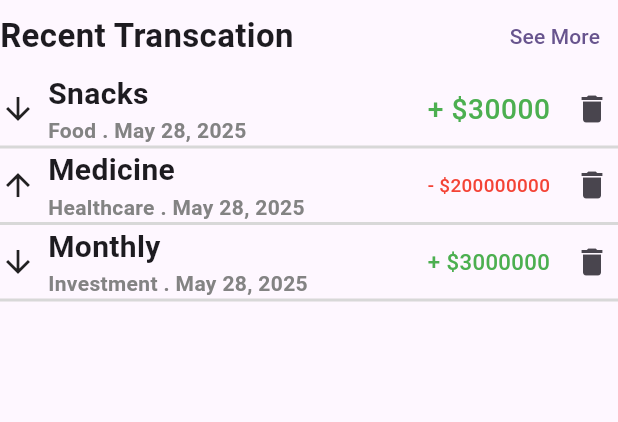
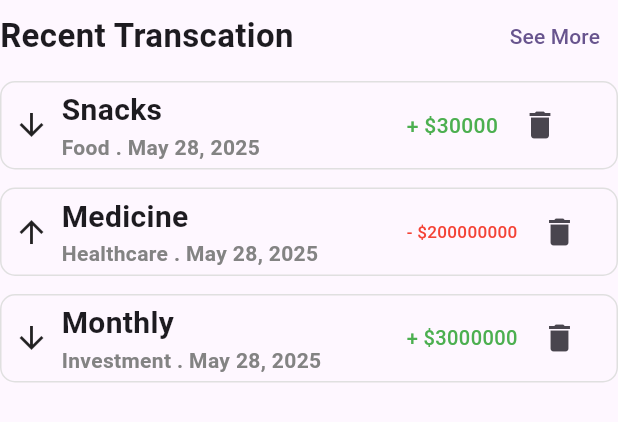
Before and after one commit to one-project-one-month/Productivity-Suite-Flutter, a Flutter app: the RecentTranscationWidget widget shown alone on an empty page, opened directly, on a phone screen of 412 x 824 dp. Shown: the top 422 px of the screen. Run offline on Flutter 3.47's test engine with Material 3 defaults, Android fonts, the phone set to English and light mode, and no system bars; our stand-ins replace flutter_riverpod, go_router.

```diff
--- a/lib/budgets/budgets.dart
+++ b/lib/budgets/budgets.dart
@@ -120,6 +120,22 @@ class AddTranscationWidget extends StatelessWidget {
   }
 }
 
+class ExpenseBreakdownWidget extends StatelessWidget {
+  const ExpenseBreakdownWidget({super.key});
+
+  @override
+  Widget build(BuildContext context) {
+    return Column(
+      children: [
+        Text(
+          "Expense Breakdown",
+          style: TextStyle(fontSize: 22, fontWeight: FontWeight.bold),
+        ),
+      ],
+    );
+  }
+}
+
 class RecentTranscationWidget extends StatelessWidget {
   RecentTranscationWidget({super.key});
   List<TranscationModel> temps = [
@@ -171,16 +187,13 @@ class RecentTranscationWidget extends StatelessWidget {
               TranscationModel obj = temps[index];
               return Container(
                 decoration: BoxDecoration(
-                  border: Border(
-                    bottom: BorderSide(
-                      color: const Color.fromARGB(255, 216, 216, 216),
-                      width: 2,
-                    ),
-                  ),
+                  borderRadius: BorderRadius.all(Radius.circular(10)),
+                  border: Border.all(color: Colors.grey.shade300),
                 ),
+                padding: EdgeInsets.symmetric(horizontal: 8, vertical: 4),
+                margin: EdgeInsets.symmetric(vertical: 6),
                 child: Row(
                   spacing: 8,
-                  // mainAxisAlignment: MainAxisAlignment.spaceBetween,
                   children: [
                     Flexible(
                       flex: 2,
@@ -212,7 +225,7 @@ class RecentTranscationWidget extends StatelessWidget {
                       ),
                     ),
 
-                    Expanded(
+                    Flexible(
                       flex: 4,
                       child: FittedBox(
                         child: Text(
@@ -229,8 +242,8 @@ class RecentTranscationWidget extends StatelessWidget {
                         ),
                       ),
                     ),
-                    Expanded(
-                      flex: 1,
+                    Flexible(
+                      flex: 2,
                       child: IconButton(
                         onPressed: () {},
                         icon: Icon(Icons.delete),
--- a/lib/main_app/config/route_config.dart
+++ b/lib/main_app/config/route_config.dart
@@ -1,7 +1,6 @@
 import 'package:go_router/go_router.dart';
 import 'package:productivity_suite_flutter/budgets/budgets.dart';
 import '../main_screen.dart';
-import '../screens/views/budget_tracker_screen.dart';
 import '../screens/views/notes_screen.dart';
 import '../screens/views/pomodoro_screen.dart';
 import '../screens/views/to_do_screen.dart';
```
